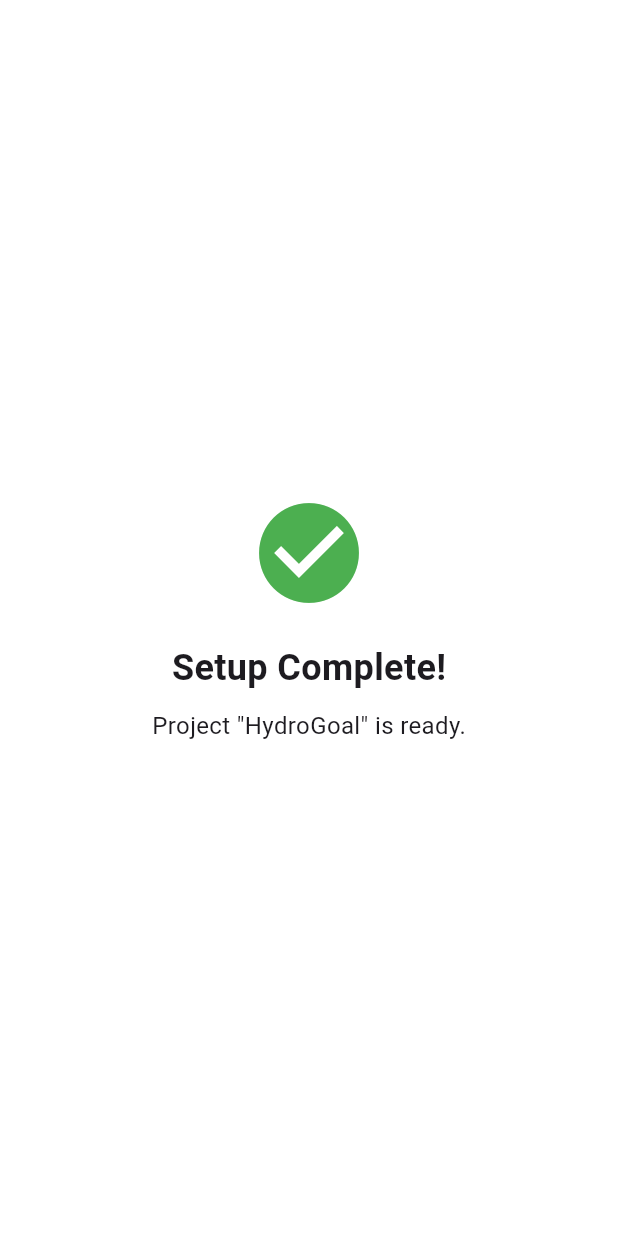
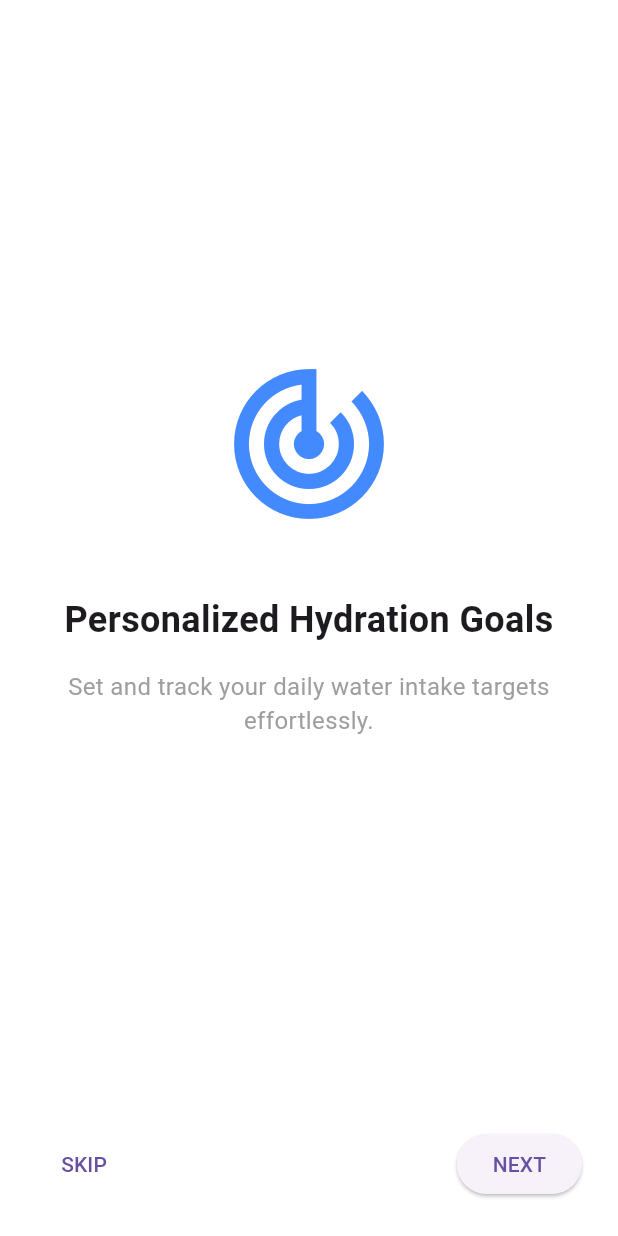
Before and after one commit to nicksens/HydroGoal, a Flutter app: the screen it shows after launch, on a phone screen of 412 x 824 dp. Run offline on Flutter 3.47's test engine with Material 3 defaults, Android fonts, the phone set to English and light mode, and no system bars; our stand-ins replace cloud_firestore, firebase_auth, firebase_core, shared_preferences; accounts and stored records are empty.

Commit message:
feat: Implement complete user authentication flow, still error for me

```diff
--- a/lib/main.dart
+++ b/lib/main.dart
@@ -1,16 +1,13 @@
 import 'package:flutter/material.dart';
 import 'package:firebase_core/firebase_core.dart';
-import 'firebase_options.dart'; // This was generated by flutterfire
-
-// We will create this AuthWrapper screen in the next steps
-// For now, we'll use a placeholder
-// import 'package:hydro_goal/screens/auth/auth_wrapper.dart';
+import 'package:hydrogoal/decision_screen.dart'; // <-- This import is crucial
+import 'firebase_options.dart';
 
 void main() async {
-  // Ensure Flutter framework is ready before running the app
+  // Ensures that Flutter's widget binding is initialized before anything else
   WidgetsFlutterBinding.ensureInitialized();
 
-  // Initialize Firebase using the generated options file
+  // Initializes Firebase services for your app
   await Firebase.initializeApp(options: DefaultFirebaseOptions.currentPlatform);
 
   runApp(const MyApp());
@@ -22,45 +19,15 @@ class MyApp extends StatelessWidget {
   @override
   Widget build(BuildContext context) {
     return MaterialApp(
-      title: 'HydroGoal', // Our new app name
+      title: 'HydroGoal',
       theme: ThemeData(
         primarySwatch: Colors.blue,
         scaffoldBackgroundColor: Colors.white,
         visualDensity: VisualDensity.adaptivePlatformDensity,
       ),
-      // We will replace this with our AuthWrapper soon.
-      // For now, this placeholder shows that setup is complete.
-      home: const SetupCompleteScreen(),
+      // This line needs the import above to work
+      home: const DecisionScreen(),
       debugShowCheckedModeBanner: false,
     );
   }
 }
-
-// A temporary screen to confirm everything is working
-class SetupCompleteScreen extends StatelessWidget {
-  const SetupCompleteScreen({super.key});
-
-  @override
-  Widget build(BuildContext context) {
-    return Scaffold(
-      body: Center(
-        child: Column(
-          mainAxisAlignment: MainAxisAlignment.center,
-          children: [
-            Icon(Icons.check_circle, color: Colors.green, size: 80),
-            SizedBox(height: 20),
-            Text(
-              'Setup Complete!',
-              style: TextStyle(fontSize: 24, fontWeight: FontWeight.bold),
-            ),
-            SizedBox(height: 10),
-            Text(
-              'Project "HydroGoal" is ready.',
-              style: TextStyle(fontSize: 16),
-            ),
-          ],
-        ),
-      ),
-    );
-  }
-}
--- /dev/null
+++ b/lib/screens/onboarding/onboarding_screen.dart
@@ -0,0 +1,136 @@
+import 'package:flutter/material.dart';
+import 'package:hydrogoal/screens/auth/auth_wrapper.dart';
+import 'package:shared_preferences/shared_preferences.dart';
+
+class OnboardingScreen extends StatefulWidget {
+  const OnboardingScreen({super.key});
+
+  @override
+  State<OnboardingScreen> createState() => _OnboardingScreenState();
+}
+
+class _OnboardingScreenState extends State<OnboardingScreen> {
+  final PageController _pageController = PageController();
+  int _currentPage = 0;
+
+  // This function runs when the user finishes onboarding
+  void _completeOnboarding() async {
+    final prefs = await SharedPreferences.getInstance();
+    await prefs.setBool('hasSeenOnboarding', true);
+
+    if (mounted) {
+      Navigator.of(context).pushReplacement(
+        MaterialPageRoute(builder: (context) => const AuthWrapper()),
+      );
+    }
+  }
+
+  @override
+  Widget build(BuildContext context) {
+    return Scaffold(
+      body: SafeArea(
+        child: Column(
+          children: [
+            Expanded(
+              child: PageView(
+                controller: _pageController,
+                onPageChanged: (int page) {
+                  setState(() {
+                    _currentPage = page;
+                  });
+                },
+                children: const [
+                  OnboardingPage(
+                    title: "Personalized Hydration Goals",
+                    description:
+                        "Set and track your daily water intake targets effortlessly.",
+                    icon: Icons.track_changes,
+                  ),
+                  OnboardingPage(
+                    title: "Stay Accountable",
+                    description:
+                        "Use our unique 'Hydration Proof' to verify you're drinking water.",
+                    icon: Icons.camera_alt,
+                  ),
+                  OnboardingPage(
+                    title: "Build a Lasting Habit",
+                    description:
+                        "View your progress on the calendar and build a healthy habit.",
+                    icon: Icons.calendar_today,
+                  ),
+                ],
+              ),
+            ),
+            Padding(
+              padding: const EdgeInsets.all(24.0),
+              child: Row(
+                mainAxisAlignment: MainAxisAlignment.spaceBetween,
+                children: [
+                  // Skip button
+                  TextButton(
+                    onPressed: _completeOnboarding,
+                    child: const Text("SKIP"),
+                  ),
+
+                  // Next button
+                  ElevatedButton(
+                    onPressed: () {
+                      if (_currentPage < 2) {
+                        _pageController.nextPage(
+                          duration: const Duration(milliseconds: 300),
+                          curve: Curves.easeIn,
+                        );
+                      } else {
+                        _completeOnboarding();
+                      }
+                    },
+                    child: Text(_currentPage < 2 ? "NEXT" : "GET STARTED"),
+                  ),
+                ],
+              ),
+            ),
+          ],
+        ),
+      ),
+    );
+  }
+}
+
+// A reusable widget for each onboarding page's content
+class OnboardingPage extends StatelessWidget {
+  final String title;
+  final String description;
+  final IconData icon;
+
+  const OnboardingPage({
+    super.key,
+    required this.title,
+    required this.description,
+    required this.icon,
+  });
+
+  @override
+  Widget build(BuildContext context) {
+    return Container(
+      padding: const EdgeInsets.all(40.0),
+      child: Column(
+        mainAxisAlignment: MainAxisAlignment.center,
+        children: [
+          Icon(icon, size: 120, color: Colors.blueAccent),
+          const SizedBox(height: 40),
+          Text(
+            title,
+            style: const TextStyle(fontSize: 24, fontWeight: FontWeight.bold),
+            textAlign: TextAlign.center,
+          ),
+          const SizedBox(height: 16),
+          Text(
+            description,
+            style: const TextStyle(fontSize: 16, color: Colors.grey),
+            textAlign: TextAlign.center,
+          ),
+        ],
+      ),
+    );
+  }
+}
--- /dev/null
+++ b/lib/services/firestore_service.dart
@@ -0,0 +1,10 @@
+import 'package:cloud_firestore/cloud_firestore.dart';
+import 'package:hydrogoal/models/user_model.dart';
+
+class FirestoreService {
+  final FirebaseFirestore _db = FirebaseFirestore.instance;
+
+  Future<void> createUser(AppUser user) async {
+    await _db.collection('users').doc(user.uid).set(user.toMap());
+  }
+}
--- a/pubspec.yaml
+++ b/pubspec.yaml
@@ -31,6 +31,8 @@ dependencies:
   flutter:
     sdk: flutter
 
+  shared_preferences: ^2.2.3
+
   # Firebase Core Services
   firebase_core: ^2.31.0
   firebase_auth: ^4.19.4
```
Also changed, not shown: lib/decision_screen.dart (added, +46 -0 lines), lib/models/user_model.dart (added, +11 -0 lines), lib/screens/auth/auth_wrapper.dart (added, +34 -0 lines), lib/screens/auth/login_screen.dart (added, +168 -0 lines), lib/screens/auth/signup_screen.dart (added, +186 -0 lines), lib/screens/main_menu/main_menu_screen.dart (added, +39 -0 lines), lib/services/firebase_auth_service.dart (added, +43 -0 lines), 1 other file.
